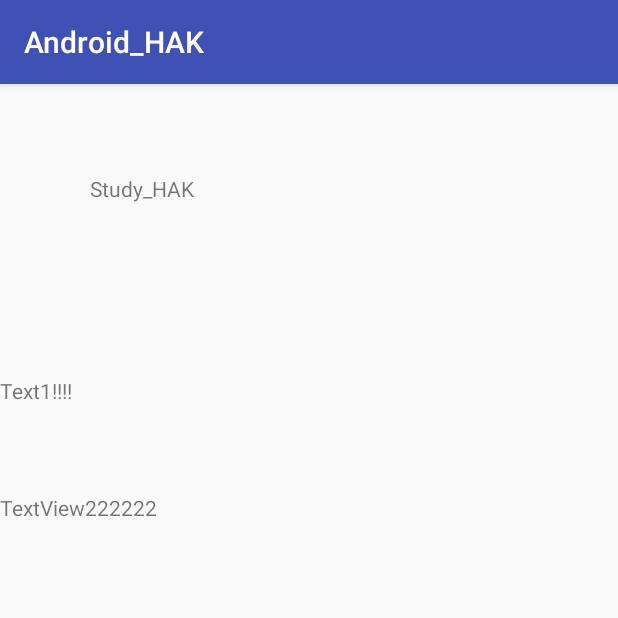
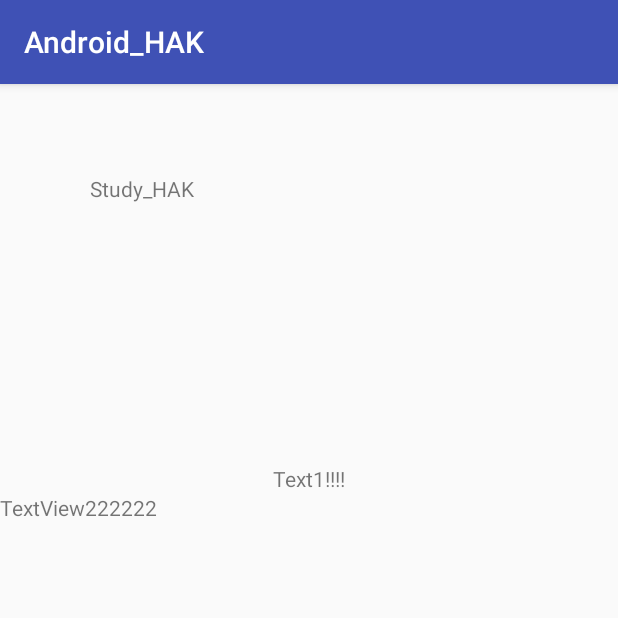
Before and after one commit to jshagold/Android-2017summer-, an Android app: the screen it shows after launch (MainActivity), on a phone screen of 412 x 824 dp, the top half of it. Run offline under Robolectric (Android 15) with nearby library versions, the phone set to English and light mode, and no system bars.

Commit message:
[09/06] gravity 예시추가 image add

```diff
--- a/Android_hak/app/src/main/res/layout/activity_main.xml
+++ b/Android_hak/app/src/main/res/layout/activity_main.xml
@@ -28,7 +28,9 @@
         android:layout_width="wrap_content"
         android:layout_height="50dp"
         android:text="Text1!!!!"
-        android:layout_weight="0.5" />
+        android:layout_weight="0.5"
+        android:layout_gravity="center"
+        android:gravity="bottom" />
 
     <TextView
         android:id="@+id/textView2"
```
Also changed, not shown: 1 other file.
